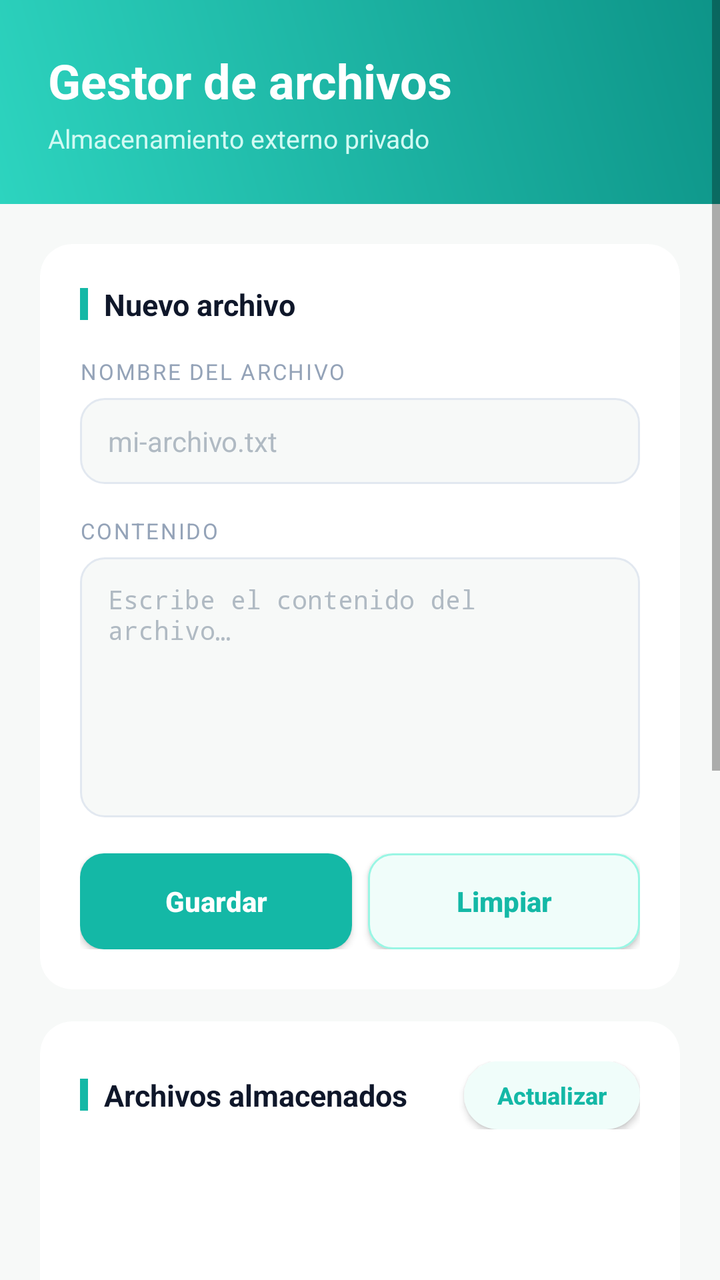
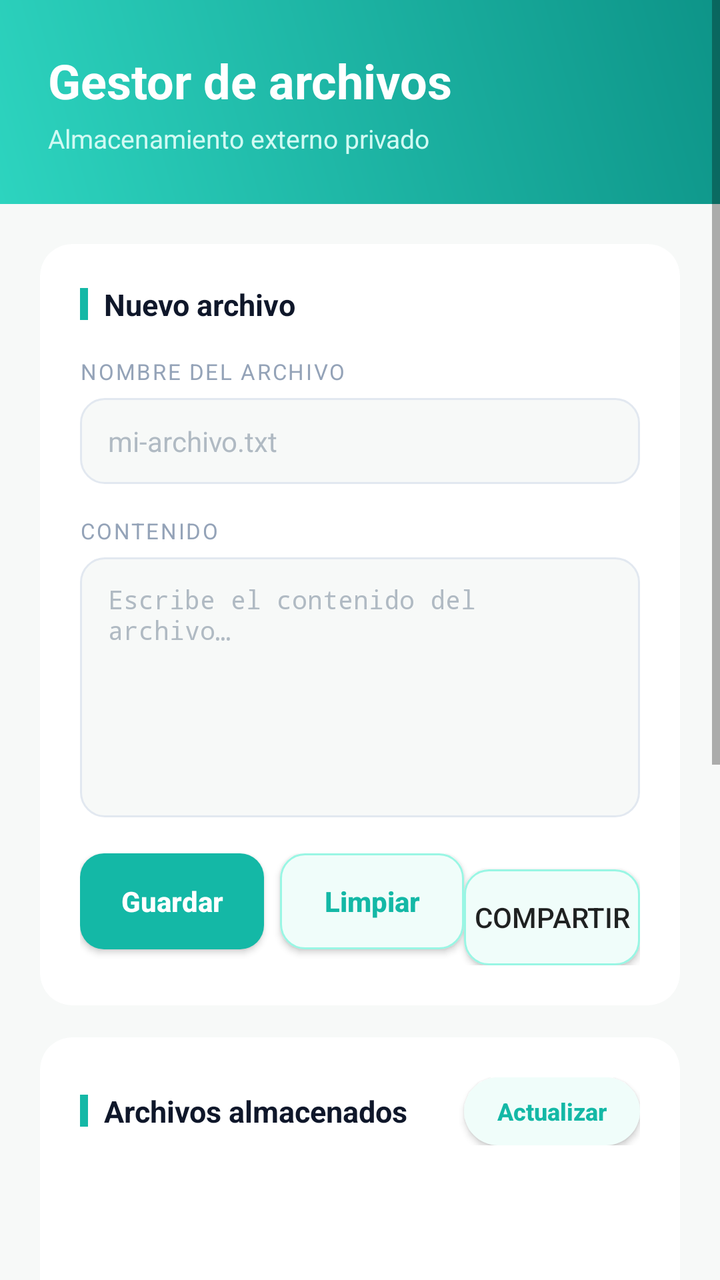

Screens rendered from an Android XML layout before and after an edit, with the pre-edit source and the edit as a unified diff.
<!-- AndroidManifest.xml: application theme Theme.GestorDeArchivos -->
<!-- res/layout/activity_main.xml -->
<?xml version="1.0" encoding="utf-8"?>
<ScrollView xmlns:android="http://schemas.android.com/apk/res/android"
    xmlns:app="http://schemas.android.com/apk/res-auto"
    xmlns:tools="http://schemas.android.com/tools"
    android:layout_width="match_parent"
    android:layout_height="match_parent"
    android:background="#F7F9F8"
    tools:context=".MainActivity">

    <LinearLayout
        android:layout_width="match_parent"
        android:layout_height="wrap_content"
        android:orientation="vertical">

        
        <LinearLayout
            android:layout_width="match_parent"
            android:layout_height="wrap_content"
            android:orientation="vertical"
            android:background="@drawable/bg_header"
            android:padding="24dp"
            android:paddingBottom="28dp">

            <TextView
                android:layout_width="wrap_content"
                android:layout_height="wrap_content"
                android:text="Gestor de archivos"
                android:textColor="#FFFFFF"
                android:textSize="24sp"
                android:textStyle="bold" />

            <TextView
                android:layout_width="wrap_content"
                android:layout_height="wrap_content"
                android:layout_marginTop="4dp"
                android:text="Almacenamiento externo privado"
                android:textColor="#D1FAF3"
                android:textSize="13sp" />

        </LinearLayout>

        <LinearLayout
            android:layout_width="match_parent"
            android:layout_height="wrap_content"
            android:orientation="vertical"
            android:padding="20dp">

            
            <androidx.cardview.widget.CardView
                android:layout_width="match_parent"
                android:layout_height="wrap_content"
                android:layout_marginBottom="16dp"
                app:cardBackgroundColor="#FFFFFF"
                app:cardCornerRadius="16dp"
                app:cardElevation="0dp"
                app:strokeColor="#E5E9EA"
                app:strokeWidth="1dp">

                <LinearLayout
                    android:layout_width="match_parent"
                    android:layout_height="wrap_content"
                    android:orientation="vertical"
                    android:padding="20dp">

                    <LinearLayout
                        android:layout_width="wrap_content"
                        android:layout_height="wrap_content"
                        android:orientation="horizontal"
                        android:gravity="center_vertical"
                        android:layout_marginBottom="16dp">

                        <View
                            android:layout_width="4dp"
                            android:layout_height="16dp"
                            android:background="#14B8A6"
                            android:layout_marginEnd="8dp" />

                        <TextView
                            android:layout_width="wrap_content"
                            android:layout_height="wrap_content"
                            android:text="Nuevo archivo"
                            android:textColor="#0F172A"
                            android:textSize="15sp"
                            android:textStyle="bold" />

                    </LinearLayout>

                    
                    <TextView
                        android:layout_width="wrap_content"
                        android:layout_height="wrap_content"
                        android:layout_marginBottom="6dp"
                        android:text="Nombre del archivo"
                        android:textColor="#94A3B8"
                        android:textSize="11sp"
                        android:textAllCaps="true"
                        android:letterSpacing="0.08" />

                    <EditText
                        android:id="@+id/etNombreArchivo"
                        android:layout_width="match_parent"
                        android:layout_height="wrap_content"
                        android:layout_marginBottom="16dp"
                        android:background="@drawable/bg_input"
                        android:hint="mi-archivo.txt"
                        android:inputType="text"
                        android:maxLines="1"
                        android:paddingHorizontal="14dp"
                        android:paddingVertical="12dp"
                        android:textColor="#0F172A"
                        android:textColorHint="#B0BAC3"
                        android:textSize="14sp" />

                    
                    <TextView
                        android:layout_width="wrap_content"
                        android:layout_height="wrap_content"
                        android:layout_marginBottom="6dp"
                        android:text="Contenido"
                        android:textColor="#94A3B8"
                        android:textSize="11sp"
                        android:textAllCaps="true"
                        android:letterSpacing="0.08" />

                    <EditText
                        android:id="@+id/etContenido"
                        android:layout_width="match_parent"
                        android:layout_height="130dp"
                        android:layout_marginBottom="18dp"
                        android:background="@drawable/bg_input"
                        android:gravity="top|start"
                        android:hint="Escribe el contenido del archivo…"
                        android:inputType="textMultiLine"
                        android:paddingHorizontal="14dp"
                        android:paddingVertical="12dp"
                        android:scrollbars="vertical"
                        android:textColor="#0F172A"
                        android:textColorHint="#B0BAC3"
                        android:textSize="13sp"
                        android:typeface="monospace" />

                    
                    <LinearLayout
                        android:layout_width="match_parent"
                        android:layout_height="wrap_content"
                        android:orientation="horizontal">

                        <android.widget.Button
                            android:id="@+id/btnGuardar"
                            android:layout_width="0dp"
                            android:layout_height="48dp"
                            android:layout_marginEnd="8dp"
                            android:layout_weight="1"
                            android:background="@drawable/bg_button_primary"
                            android:text="Guardar"
                            android:textColor="#FFFFFF"
                            android:textSize="14sp"
                            android:textStyle="bold"
                            android:textAllCaps="false" />

                        <android.widget.Button
                            android:id="@+id/btnLimpiar"
                            android:layout_width="0dp"
                            android:layout_height="48dp"
                            android:layout_weight="1"
                            android:background="@drawable/bg_button_secondary"
                            android:text="Limpiar"
                            android:textColor="#14B8A6"
                            android:textSize="14sp"
                            android:textStyle="bold"
                            android:textAllCaps="false" />

                    </LinearLayout>
                </LinearLayout>
            </androidx.cardview.widget.CardView>

            
            <androidx.cardview.widget.CardView
                android:layout_width="match_parent"
                android:layout_height="wrap_content"
                android:layout_marginBottom="16dp"
                app:cardBackgroundColor="#FFFFFF"
                app:cardCornerRadius="16dp"
                app:cardElevation="0dp"
                app:strokeColor="#E5E9EA"
                app:strokeWidth="1dp">

                <LinearLayout
                    android:layout_width="match_parent"
                    android:layout_height="wrap_content"
                    android:orientation="vertical"
                    android:padding="20dp">

                    <LinearLayout
                        android:layout_width="match_parent"
                        android:layout_height="wrap_content"
                        android:layout_marginBottom="12dp"
                        android:gravity="center_vertical"
                        android:orientation="horizontal">

                        <LinearLayout
                            android:layout_width="0dp"
                            android:layout_height="wrap_content"
                            android:layout_weight="1"
                            android:orientation="horizontal"
                            android:gravity="center_vertical">

                            <View
                                android:layout_width="4dp"
                                android:layout_height="16dp"
                                android:background="#14B8A6"
                                android:layout_marginEnd="8dp" />

                            <TextView
                                android:layout_width="wrap_content"
                                android:layout_height="wrap_content"
                                android:text="Archivos almacenados"
                                android:textColor="#0F172A"
                                android:textSize="15sp"
                                android:textStyle="bold" />

                        </LinearLayout>

                        <android.widget.Button
                            android:id="@+id/btnListar"
                            android:layout_width="wrap_content"
                            android:layout_height="34dp"
                            android:background="@drawable/bg_chip"
                            android:paddingHorizontal="14dp"
                            android:text="Actualizar"
                            android:textColor="#14B8A6"
                            android:textSize="12sp"
                            android:textStyle="bold"
                            android:textAllCaps="false" />

                    </LinearLayout>

                    <ListView
                        android:id="@+id/lvArchivos"
                        android:layout_width="match_parent"
                        android:layout_height="220dp"
                        android:divider="#F0F3F2"
                        android:dividerHeight="1dp" />

                </LinearLayout>
            </androidx.cardview.widget.CardView>

            
            <androidx.cardview.widget.CardView
                android:layout_width="match_parent"
                android:layout_height="wrap_content"
                android:layout_marginBottom="8dp"
                app:cardBackgroundColor="#FFFFFF"
                app:cardCornerRadius="16dp"
                app:cardElevation="0dp"
                app:strokeColor="#E5E9EA"
                app:strokeWidth="1dp">

                <LinearLayout
                    android:layout_width="match_parent"
                    android:layout_height="wrap_content"
                    android:orientation="vertical"
                    android:padding="20dp">

                    <LinearLayout
                        android:layout_width="wrap_content"
                        android:layout_height="wrap_content"
                        android:orientation="horizontal"
                        android:gravity="center_vertical"
                        android:layout_marginBottom="12dp">

                        <View
                            android:layout_width="4dp"
                            android:layout_height="16dp"
                            android:background="#14B8A6"
                            android:layout_marginEnd="8dp" />

                        <TextView
                            android:layout_width="wrap_content"
                            android:layout_height="wrap_content"
                            android:text="Contenido del archivo"
                            android:textColor="#0F172A"
                            android:textSize="15sp"
                            android:textStyle="bold" />

                    </LinearLayout>

                    <TextView
                        android:id="@+id/tvContenidoArchivo"
                        android:layout_width="match_parent"
                        android:layout_height="130dp"
                        android:background="@drawable/bg_viewer"
                        android:gravity="top|start"
                        android:padding="14dp"
                        android:scrollbars="vertical"
                        android:text="Selecciona un archivo para leerlo"
                        android:textColor="#475569"
                        android:textIsSelectable="true"
                        android:textSize="13sp"
                        android:typeface="monospace" />

                </LinearLayout>
            </androidx.cardview.widget.CardView>

        </LinearLayout>
    </LinearLayout>
</ScrollView>
<!-- resources referenced by this layout -->
<resources>
  <!-- drawable bg_button_primary (drawable) -->
  <?xml version="1.0" encoding="utf-8"?>
  <shape xmlns:android="http://schemas.android.com/apk/res/android"
      android:shape="rectangle">
      <solid android:color="#14B8A6" />
      <corners android:radius="12dp" />
  </shape>
  <!-- drawable bg_button_secondary (drawable) -->
  <?xml version="1.0" encoding="utf-8"?>
  <shape xmlns:android="http://schemas.android.com/apk/res/android"
      android:shape="rectangle">
      <solid android:color="#F0FDFA" />
      <stroke
          android:width="1dp"
          android:color="#99F6E4" />
      <corners android:radius="12dp" />
  </shape>
  <!-- drawable bg_chip (drawable) -->
  <?xml version="1.0" encoding="utf-8"?>
  <shape xmlns:android="http://schemas.android.com/apk/res/android"
      android:shape="rectangle">
      <solid android:color="#F0FDFA" />
      <corners android:radius="17dp" />
  </shape>
  <!-- drawable bg_header (drawable) -->
  <?xml version="1.0" encoding="utf-8"?>
  <shape xmlns:android="http://schemas.android.com/apk/res/android"
      android:shape="rectangle">
      <gradient
          android:type="linear"
          android:angle="45"
          android:startColor="#2DD4BF"
          android:endColor="#0D9488" />
  </shape>
  <!-- drawable bg_input (drawable) -->
  <?xml version="1.0" encoding="utf-8"?>
  <shape xmlns:android="http://schemas.android.com/apk/res/android"
      android:shape="rectangle">
      <solid android:color="#F7F9F8" />
      <stroke
          android:width="1dp"
          android:color="#E2E8F0" />
      <corners android:radius="12dp" />
  </shape>
  <!-- drawable bg_viewer (drawable) -->
  <?xml version="1.0" encoding="utf-8"?>
  <shape xmlns:android="http://schemas.android.com/apk/res/android"
      android:shape="rectangle">
      <solid android:color="#F7F9F8" />
      <stroke
          android:width="1dp"
          android:color="#E2E8F0" />
      <corners android:radius="12dp" />
  </shape>
  <style name="Theme.GestorDeArchivos" parent="Theme.MaterialComponents.DayNight.NoActionBar">
          <item name="colorPrimary">@color/purple_500</item>
          <item name="colorPrimaryVariant">@color/purple_500</item>
          <item name="colorOnPrimary">@color/white</item>
          <item name="colorSecondary">@color/pink_500</item>
          <item name="colorSecondaryVariant">@color/pink_500</item>
          <item name="colorOnSecondary">@color/black</item>
          <item name="android:statusBarColor" tools:targetApi="l">@color/purple_500</item>
      </style>
  <color name="purple_500">#6C47FF</color>
  <color name="white">#FFFFFF</color>
  <color name="pink_500">#EC4899</color>
  <color name="black">#000000</color>
</resources>

<!-- the commit's change to res/layout/activity_main.xml (unified diff, before → after) -->
@@ -169,6 +169,13 @@
                             android:textSize="14sp"
                             android:textStyle="bold"
                             android:textAllCaps="false" />
+                        <Button
+                            android:id="@+id/btnCompartir"
+                            android:layout_width="wrap_content"
+                            android:layout_height="wrap_content"
+                            android:text="Compartir"
+                            android:background="@drawable/bg_button_secondary"
+                            android:layout_marginTop="8dp" />
 
                     </LinearLayout>
                 </LinearLayout>
